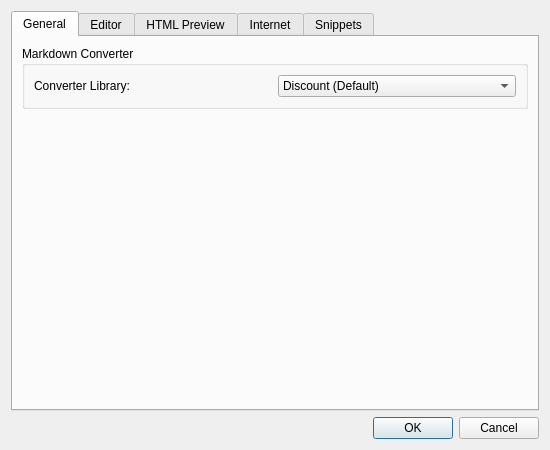
Above: app/optionsdialog.ui from cloose/CuteMarkEd before the change. Below: the same form after it.
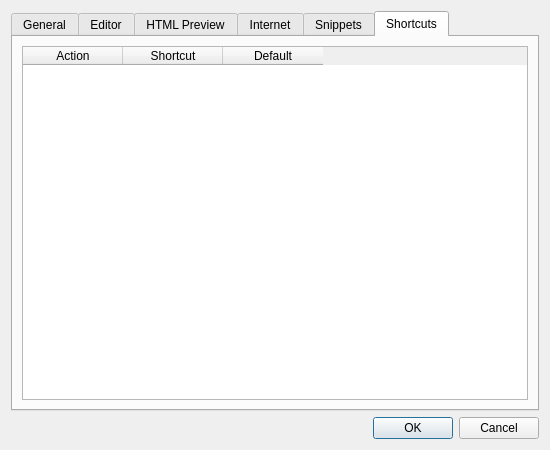
That is the form after the change. The open tabs and pages were chosen to show the change.

Commit message: [#144] Initial version of custom shortcuts for CuteMarkEd

Diff of the .ui file:
```diff
--- a/app/optionsdialog.ui
+++ b/app/optionsdialog.ui
@@ -451,6 +451,41 @@
        </item>
       </layout>
      </widget>
+     <widget class="QWidget" name="shortcutsTab">
+      <attribute name="title">
+       <string>Shortcuts</string>
+      </attribute>
+      <layout class="QVBoxLayout" name="verticalLayout_8">
+       <item>
+        <widget class="QTableWidget" name="shortcutsTable">
+         <property name="cornerButtonEnabled">
+          <bool>false</bool>
+         </property>
+         <property name="columnCount">
+          <number>3</number>
+         </property>
+         <attribute name="verticalHeaderVisible">
+          <bool>false</bool>
+         </attribute>
+         <column>
+          <property name="text">
+           <string>Action</string>
+          </property>
+         </column>
+         <column>
+          <property name="text">
+           <string>Shortcut</string>
+          </property>
+         </column>
+         <column>
+          <property name="text">
+           <string>Default</string>
+          </property>
+         </column>
+        </widget>
+       </item>
+      </layout>
+     </widget>
     </widget>
    </item>
    <item>
```
The commit also changes 6 other files.
